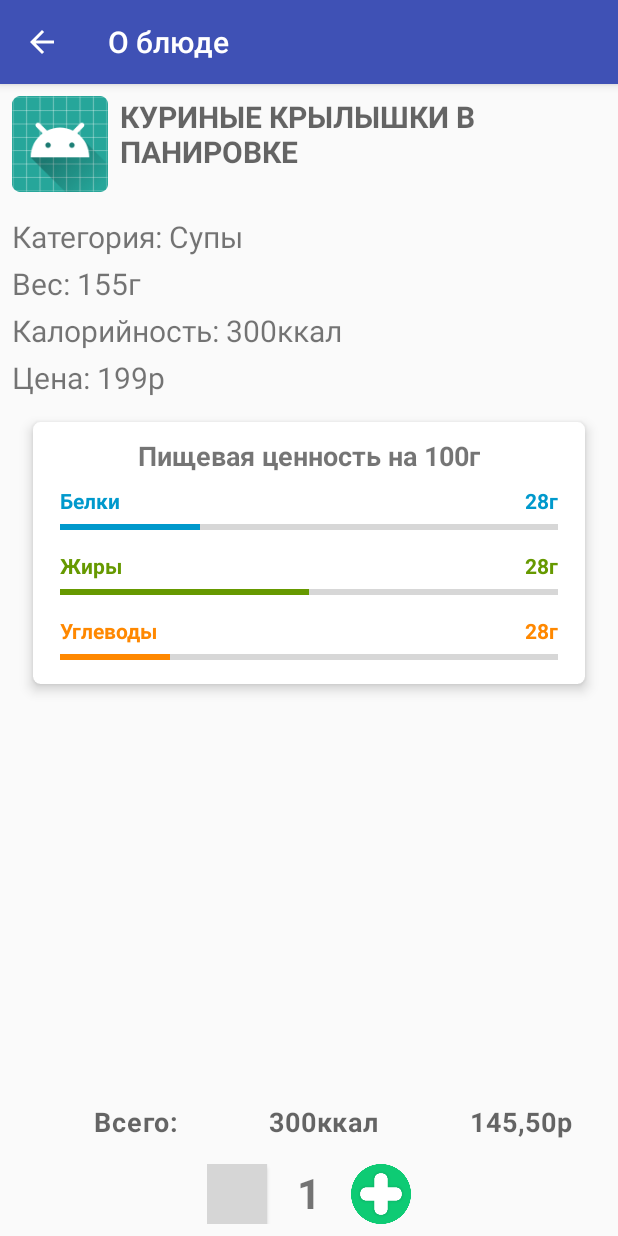
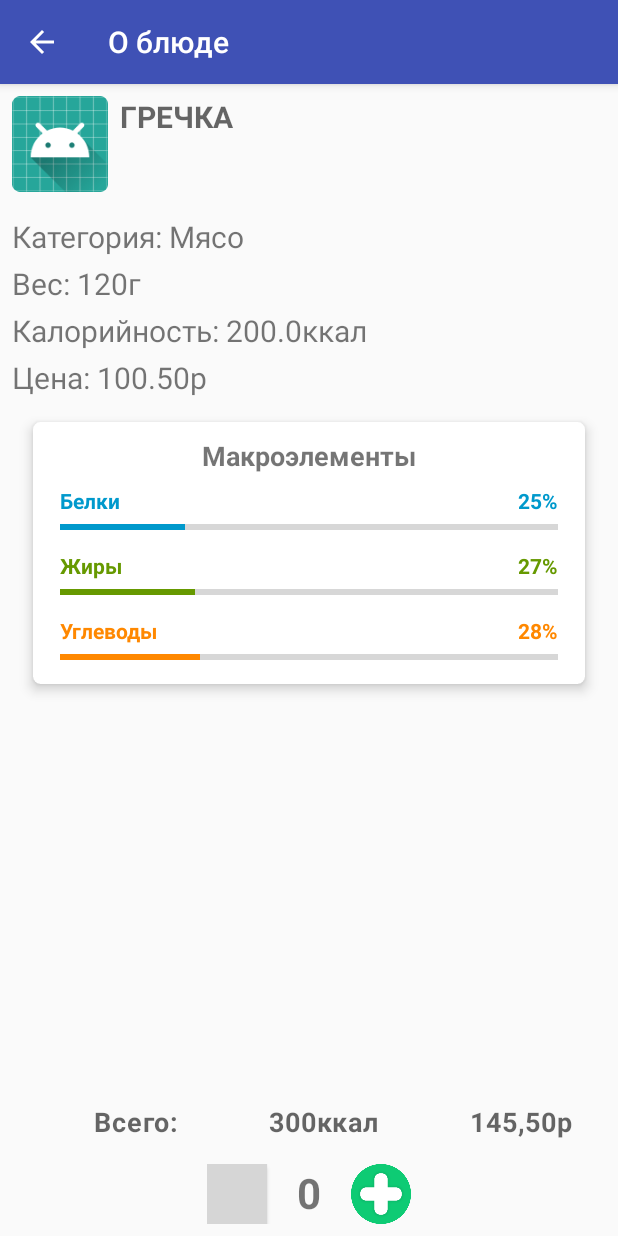
Before and after one commit to Shaniser/Canteen, an Android app: the screen it shows after launch (AboutFood), on a phone screen of 412 x 824 dp. Run offline under Robolectric (Android 15) with nearby library versions, the phone set to English and light mode, and no system bars; grey boxes are pictures that could not be loaded.

Commit message:
Food card changes

```diff
--- a/app/src/main/java/com/godelsoft/canteen/AboutFood.java
+++ b/app/src/main/java/com/godelsoft/canteen/AboutFood.java
@@ -4,9 +4,17 @@ import android.support.v7.app.ActionBar;
 import android.support.v7.app.AppCompatActivity;
 import android.os.Bundle;
 import android.view.MenuItem;
+import android.view.View;
+import android.widget.Button;
+import android.widget.ProgressBar;
+import android.widget.TextView;
+
+import java.util.Arrays;
 
 public class AboutFood extends AppCompatActivity {
     Food food;
+    Button minus, plus;
+    TextView countInBasket, label, description;
 
     @Override
     protected void onCreate(Bundle savedInstanceState) {
@@ -15,13 +23,67 @@ public class AboutFood extends AppCompatActivity {
         ActionBar actionBar =getSupportActionBar();
         actionBar.setHomeButtonEnabled(true);
         actionBar.setDisplayHomeAsUpEnabled(true);
-        actionBar.setTitle(R.string.about_food_title);
+        actionBar.setTitle(getResources().getString(R.string.about_food_title));
+
+        label = findViewById(R.id.label);
 
         //TODO Формирование страницы с блюдом
-//        int id = getIntent().getExtras().getInt("id");
-//        food = Food.all.get(id);
+        int id = getIntent().getExtras().getInt("id");
+        food = Food.all.get(id);
 
+        label.setText(food.getLabel());
 
+        minus = findViewById(R.id.minus);
+        plus = findViewById(R.id.plus);
+        countInBasket = findViewById(R.id.count);
+        countInBasket.setText("" + Basket.getCount(food.getId()));
+
+        /**
+         * Основное описание
+         */
+        description = findViewById(R.id.description);
+        StringBuilder builder = new StringBuilder();
+        builder.append(getResources().getString(R.string.category));
+        builder.append(" " + Food.TYPES[food.getType()] + "\n");
+        builder.append(getResources().getString(R.string.weight));
+        builder.append(" " + food.getWeight() + getResources().getString(R.string.gram) + "\n");
+        builder.append(getResources().getString(R.string.calories));
+        builder.append(" " + food.getCalories() / 1000 + getResources().getString(R.string.ccal) + "\n");
+        builder.append(getResources().getString(R.string.cost));
+        builder.append(" " + (food.getCost() / 100) + (((food.getCost() % 100) == 0) ? "" : "." + (food.getCost() % 100)) + getResources().getString(R.string.rub));
+        description.setText(builder);
+
+        /**
+         * Белки, жиры и углеводы
+         */
+        TextView proteinsP = findViewById(R.id.proteinsP);
+        ProgressBar progressBarProteins = findViewById(R.id.proteinsProgressBar);
+        progressBarProteins.setProgress((int)(food.getProteins() * 100));
+        proteinsP.setText((int)(food.getProteins() * 100) + "%");
+        TextView fatsP = findViewById(R.id.fatsP);
+        ProgressBar progressBarFats = findViewById(R.id.fatsProgressBar);
+        progressBarFats.setProgress((int)(food.getFats() * 100));
+        fatsP.setText((int)(food.getFats() * 100) + "%");
+        TextView carbohydratesP = findViewById(R.id.carbohydratesP);
+        ProgressBar progressBarCarbohydrates = findViewById(R.id.carbohydratesProgressBar);
+        progressBarCarbohydrates.setProgress((int)(food.getCarbohydrates() * 100));
+        carbohydratesP.setText((int)(food.getCarbohydrates() * 100) + "%");
+
+        minus.setOnClickListener(new View.OnClickListener() {
+            @Override
+            public void onClick(View view) {
+                Basket.remove(food, 1);
+                countInBasket.setText("" + Basket.getCount(food.getId()));
+            }
+        });
+
+        plus.setOnClickListener(new View.OnClickListener() {
+            @Override
+            public void onClick(View view) {
+                Basket.add(food, 1);
+                countInBasket.setText("" + Basket.getCount(food.getId()));
+            }
+        });
     }
 
     @Override
--- a/app/src/main/java/com/godelsoft/canteen/Basket.java
+++ b/app/src/main/java/com/godelsoft/canteen/Basket.java
@@ -5,34 +5,68 @@ import java.util.HashMap;
 /**
  * Класс, описывающий корзину
  */
-public class Basket {
-    private HashMap<Integer, Integer> idToCount = new HashMap<>();
+public final class Basket {
+    private static HashMap<Integer, Integer> idToCount = new HashMap<>();
 
     /**
-     * Добавление еды в корзину
+     * Добавление еды в корзину (не больше 99)
      * @param food - вид еды
      * @param count - количество
      */
 
-    public void add(Food food, int count){
-        if(idToCount.containsKey(food.getId())) {
-            idToCount.put(food.getId(), idToCount.get(food.getId()) + count);
+    public static void add(Food food, int count){
+        add(food.getId(), count);
+    }
+
+    /**
+     * Добавление еды в корзину (не больше 99)
+     * @param id - id вида еды
+     * @param count - количество
+     */
+
+    public static void add(int id, int count){
+        if(idToCount.containsKey(id)) {
+            idToCount.put(id, Math.min(idToCount.get(id) + count, 99));
         }else{
-            idToCount.put(food.getId(), count);
+            idToCount.put(id, count);
         }
     }
 
     /**
-     * Добавление еды в корзину
-     * @param id - id вида еды
-     * @param count - количество
+     * Удаляет count единиц еды id из корзины
+     * @param id
+     * @param count
+     * @return Произошло ли удаление
      */
 
-    public void add(int id, int count){
-        if(idToCount.containsKey(id)) {
-            idToCount.put(id, idToCount.get(id) + count);
+    public static boolean remove(int id, int count){
+        if(idToCount.containsKey(id) && idToCount.get(id) > 0) {
+            idToCount.put(id, Math.max(idToCount.get(id) - count, 0));
+            return true;
         }else{
-            idToCount.put(id, count);
+            return false;
         }
     }
+
+    /**
+     * Удаляет count единиц еды food из корзины
+     * @param food
+     * @param count
+     * @return Произошло ли удаление
+     */
+
+    public static boolean remove(Food food, int count){
+        return remove(food.getId(), count);
+    }
+
+    /**
+     * Возвращает количество еды id в корзине
+     * @param id
+     * @return
+     */
+
+    public static int getCount(int id){
+        if(!idToCount.containsKey(id)) return 0;
+        return idToCount.get(id);
+    }
 }
--- a/app/src/main/java/com/godelsoft/canteen/Food.java
+++ b/app/src/main/java/com/godelsoft/canteen/Food.java
@@ -83,4 +83,32 @@ public class Food {
     public int getType() {
         return type;
     }
+
+    public String getLabel() {
+        return label;
+    }
+
+    public int getWeight(){
+        return weight;
+    }
+
+    public double getCalories() {
+        return calories;
+    }
+
+    public int getCost() {
+        return cost;
+    }
+
+    public double getProteins() {
+        return proteins;
+    }
+
+    public double getFats() {
+        return fats;
+    }
+
+    public double getCarbohydrates() {
+        return carbohydrates;
+    }
 }
--- a/app/src/main/java/com/godelsoft/canteen/MainActivity.java
+++ b/app/src/main/java/com/godelsoft/canteen/MainActivity.java
@@ -41,7 +41,10 @@ public class MainActivity extends AppCompatActivity {
         BottomNavigationView navigation = (BottomNavigationView) findViewById(R.id.navigation);
         navigation.setOnNavigationItemSelectedListener(mOnNavigationItemSelectedListener);
 
+        Food testFood = new Food(1,3, "Гречка", 120, 0.25, 0.27, 0.29, 200000, true, 10050);
+
         Intent intent = new Intent(this, AboutFood.class);
+        intent.putExtra("id", testFood.getId());
         startActivity(intent);
     }
 
--- a/app/src/main/res/layout/activity_about_food.xml
+++ b/app/src/main/res/layout/activity_about_food.xml
@@ -110,11 +110,11 @@
                             app:layout_constraintTop_toBottomOf="@+id/nutritionalValue" />
 
                         <TextView
-                            android:id="@+id/proteinsG"
+                            android:id="@+id/proteinsP"
                             android:layout_width="wrap_content"
                             android:layout_height="wrap_content"
                             android:layout_marginEnd="8dp"
-                            android:text="@string/gramm_sample"
+                            android:text="@string/procent_sample"
                             android:textColor="@android:color/holo_blue_dark"
                             android:textStyle="bold"
                             app:layout_constraintBottom_toBottomOf="@+id/proteinsText"
@@ -149,11 +149,11 @@
                             app:layout_constraintTop_toBottomOf="@+id/proteinsProgressBar" />
 
                         <TextView
-                            android:id="@+id/fatsG"
+                            android:id="@+id/fatsP"
                             android:layout_width="wrap_content"
                             android:layout_height="wrap_content"
                             android:layout_marginEnd="8dp"
-                            android:text="@string/gramm_sample"
+                            android:text="@string/procent_sample"
                             android:textColor="@android:color/holo_green_dark"
                             android:textStyle="bold"
                             app:layout_constraintBottom_toBottomOf="@+id/fatsText"
@@ -204,11 +204,11 @@
                             app:layout_constraintTop_toBottomOf="@+id/carbohydratesText" />
 
                         <TextView
-                            android:id="@+id/carbohydratesG"
+                            android:id="@+id/carbohydratesP"
                             android:layout_width="wrap_content"
                             android:layout_height="wrap_content"
                             android:layout_marginEnd="8dp"
-                            android:text="@string/gramm_sample"
+                            android:text="@string/procent_sample"
                             android:textColor="@android:color/holo_orange_dark"
                             android:textStyle="bold"
                             app:layout_constraintBottom_toBottomOf="@+id/carbohydratesText"
--- a/app/src/main/res/values/strings.xml
+++ b/app/src/main/res/values/strings.xml
@@ -12,10 +12,17 @@
     <string name="fats">Жиры</string>
     <string name="proteins">Белки</string>
     <string name="carbohydrates">Углеводы</string>
-    <string name="gramm_sample">28г</string>
-    <string name="nutritional_value">Пищевая ценность на 100г</string>
+    <string name="procent_sample">28%</string>
+    <string name="nutritional_value">Макроэлементы</string>
     <string name="count_sample">1</string>
     <string name="total_header">Всего:</string>
     <string name="calories_sample">300ккал</string>
     <string name="about_food_title">О блюде</string>
+    <string name="category">Категория: </string>
+    <string name="weight">Вес: </string>
+    <string name="calories">Калорийность: </string>
+    <string name="cost">Цена: </string>
+    <string name="gram">г</string>
+    <string name="rub">р</string>
+    <string name="ccal">ккал</string>
 </resources>
```
